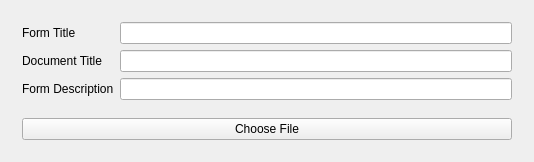
Before: the Qt Designer form include/docreaderquizes.ui in M0ST4FA/DocReaderQuizzes, drawn with Qt 5.
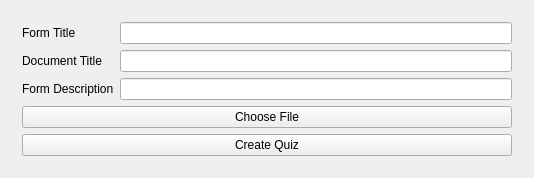
After: the same form once the commit is applied. The open tabs and pages were chosen to show the change.

Commit message:
feat: enhance UX
UX enhancements include:
1. Separate the buttons for choosing file and creating quiz (before this
there was a single "Choose File" button that did both.)
2. Make "Create Quiz" button change text to "Creating..." to indicate
loading.
3. Inform the user that the quiz has been created by producing an Inf
dialog.

What changed in the file:
```diff
--- a/include/docreaderquizes.ui
+++ b/include/docreaderquizes.ui
@@ -73,6 +73,13 @@
          </property>
         </widget>
        </item>
+       <item>
+        <widget class="QPushButton" name="createQuizBtn">
+         <property name="text">
+          <string>Create Quiz</string>
+         </property>
+        </widget>
+       </item>
       </layout>
      </widget>
     </widget>
```
Left out of the diff: 2 changed lines with no effect on the pictures. The commit also changes 2 other files.
